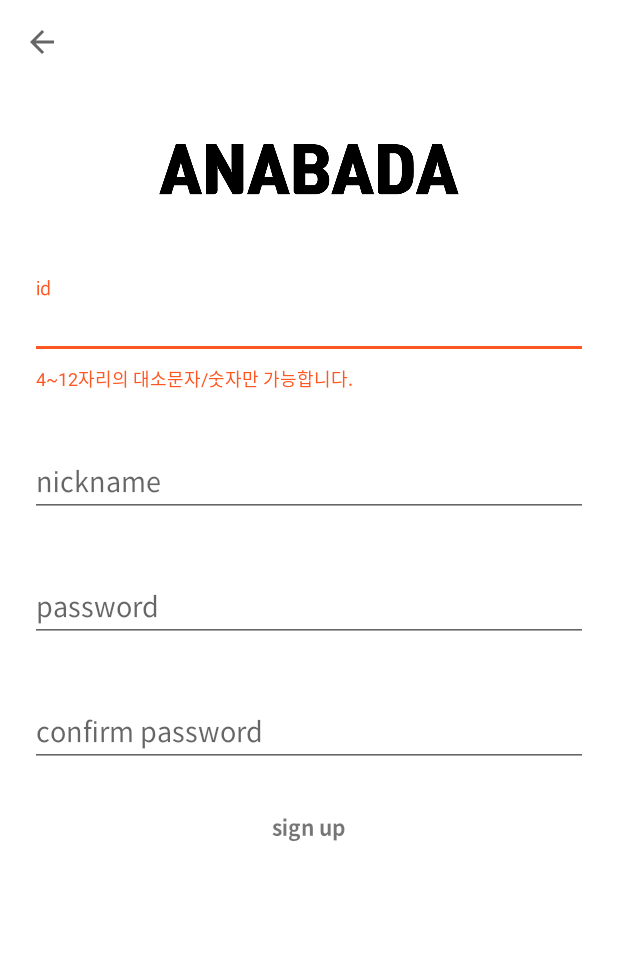
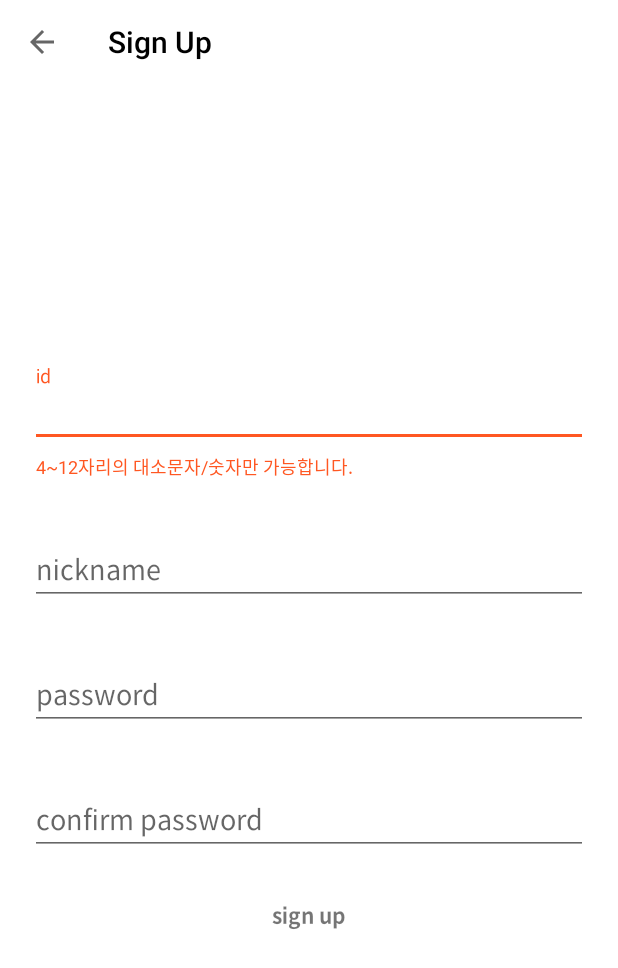
Before and after one commit to skychoi1010/anabada, an Android app: the SignUpActivity screen opened directly, with no data from a screen before it, after a tap on "sign up", on a phone screen of 412 x 824 dp. Shown: the top 968 px of the screen. Run offline under Robolectric (Android 15) with nearby library versions, the phone set to English and light mode, and no system bars; 2 statements that could not run were skipped.

Commit message:
signup xml to nested scroll

```diff
--- a/app/src/main/java/com/example/anabada/SignUpActivity.kt
+++ b/app/src/main/java/com/example/anabada/SignUpActivity.kt
@@ -31,7 +31,8 @@ class SignUpActivity: AppCompatActivity() {
         setSupportActionBar(binding.toolbar)
         Objects.requireNonNull(supportActionBar)!!.setDisplayHomeAsUpEnabled(true)
         supportActionBar!!.setDisplayShowHomeEnabled(true)
-        supportActionBar!!.setDisplayShowTitleEnabled(false)
+        supportActionBar!!.title = "Sign Up"
+        supportActionBar!!.setDisplayShowTitleEnabled(true)
 
         val api = ApiService.create(this)
 
@@ -106,9 +107,6 @@ class SignUpActivity: AppCompatActivity() {
         })
 
         binding.signupBtn.setOnClickListener {
-            setError(binding.id, null)
-            setError(binding.pw, null)
-            setError(binding.nickname, null)
 
             val uid = binding.id.text.toString()
             val upw = binding.pw.text.toString()
--- a/app/src/main/res/layout/activity_signup.xml
+++ b/app/src/main/res/layout/activity_signup.xml
@@ -12,7 +12,7 @@
         android:id="@+id/toolbar"
         android:layout_width="match_parent"
         android:layout_height="wrap_content"
-        android:background="@color/white"
+        android:background="@color/transparent"
         android:fadeScrollbars="true"
         app:layout_collapseMode="pin"
         app:layout_constraintLeft_toLeftOf="parent"
@@ -20,25 +20,29 @@
         app:layout_constraintTop_toTopOf="parent"
         app:titleTextColor="@color/black" />
 
-    <ImageView
-        android:id="@+id/iv_logo"
-        android:layout_width="200dp"
-        android:layout_height="100dp"
-        android:layout_marginTop="10dp"
-        android:src="@drawable/anabada_font"
-        app:layout_constraintEnd_toEndOf="parent"
-        app:layout_constraintStart_toStartOf="parent"
-        app:layout_constraintTop_toBottomOf="@id/toolbar" />
+    <androidx.core.widget.NestedScrollView
+        android:layout_width="match_parent"
+        android:layout_height="0dp"
+        app:layout_constraintTop_toBottomOf="@id/toolbar"
+        app:layout_constraintBottom_toBottomOf="parent"
+        app:layout_constraintLeft_toLeftOf="parent"
+        app:layout_constraintRight_toRightOf="parent">
+
+        <androidx.constraintlayout.widget.ConstraintLayout
+            android:layout_width="match_parent"
+            android:layout_height="0dp"
+            android:layout_gravity="center">
 
             <com.google.android.material.textfield.TextInputLayout
                 android:id="@+id/id_w"
                 android:layout_width="0dp"
                 android:layout_height="wrap_content"
                 android:layout_marginHorizontal="20dp"
-        android:layout_marginTop="20dp"
                 app:layout_constraintEnd_toEndOf="parent"
                 app:layout_constraintStart_toStartOf="parent"
-        app:layout_constraintTop_toBottomOf="@id/iv_logo">
+                app:layout_constraintTop_toTopOf="parent"
+                app:layout_constraintBottom_toTopOf="@id/nickname_w"
+                app:layout_constraintVertical_chainStyle="packed">
 
                 <com.google.android.material.textfield.TextInputEditText
                     android:id="@+id/id"
@@ -62,7 +66,8 @@
                 android:layout_marginTop="30dp"
                 app:layout_constraintLeft_toLeftOf="parent"
                 app:layout_constraintRight_toRightOf="parent"
-        app:layout_constraintTop_toBottomOf="@+id/id_w">
+                app:layout_constraintTop_toBottomOf="@+id/id_w"
+                app:layout_constraintBottom_toTopOf="@id/pw_w">
 
                 <com.google.android.material.textfield.TextInputEditText
                     android:id="@+id/nickname"
@@ -85,7 +90,8 @@
                 android:layout_marginTop="30dp"
                 app:layout_constraintLeft_toLeftOf="parent"
                 app:layout_constraintRight_toRightOf="parent"
-        app:layout_constraintTop_toBottomOf="@+id/nickname_w">
+                app:layout_constraintTop_toBottomOf="@+id/nickname_w"
+                app:layout_constraintBottom_toTopOf="@id/confirm_pw_w">
 
                 <com.google.android.material.textfield.TextInputEditText
                     android:id="@+id/pw"
@@ -108,7 +114,8 @@
                 android:layout_marginTop="30dp"
                 app:layout_constraintLeft_toLeftOf="parent"
                 app:layout_constraintRight_toRightOf="parent"
-        app:layout_constraintTop_toBottomOf="@+id/pw_w">
+                app:layout_constraintTop_toBottomOf="@+id/pw_w"
+                app:layout_constraintBottom_toTopOf="@id/signup_btn">
 
                 <com.google.android.material.textfield.TextInputEditText
                     android:id="@+id/confirm_pw"
@@ -135,6 +142,11 @@
                 app:backgroundTint="#514F4F"
                 app:layout_constraintEnd_toEndOf="parent"
                 app:layout_constraintStart_toStartOf="parent"
-        app:layout_constraintTop_toBottomOf="@+id/confirm_pw_w" />
+                app:layout_constraintTop_toBottomOf="@+id/confirm_pw_w"
+                app:layout_constraintBottom_toBottomOf="parent"/>
 
         </androidx.constraintlayout.widget.ConstraintLayout>
+
+    </androidx.core.widget.NestedScrollView>
+
+</androidx.constraintlayout.widget.ConstraintLayout>
```
Lines whose indentation alone changed are shown as unchanged.
